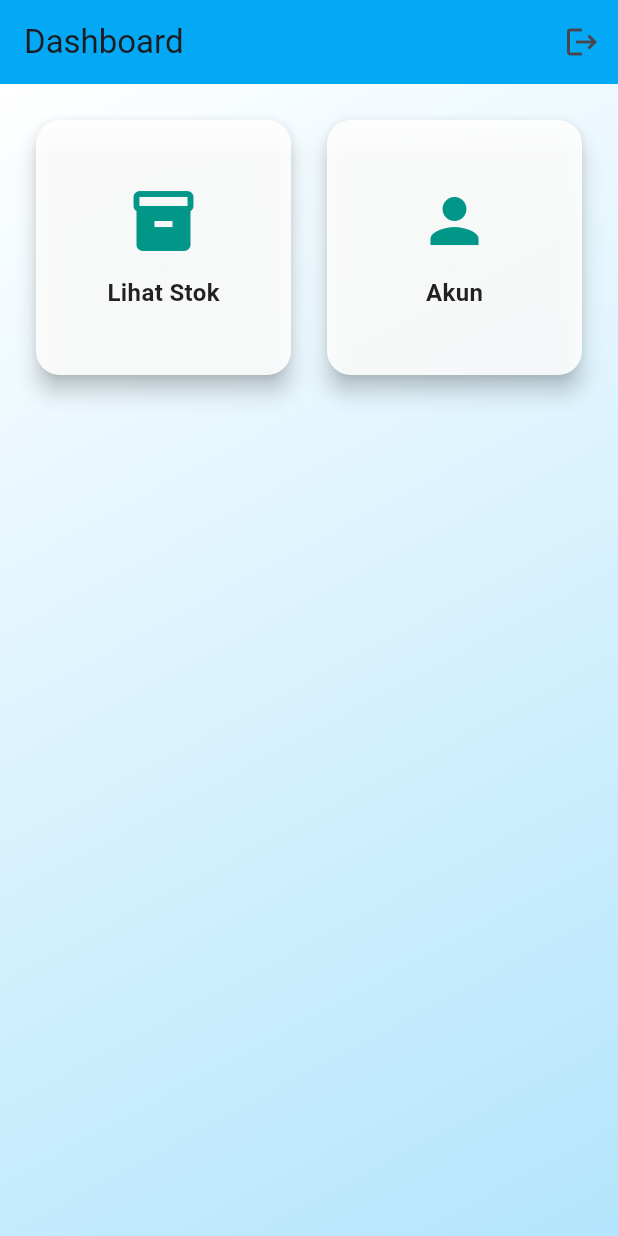
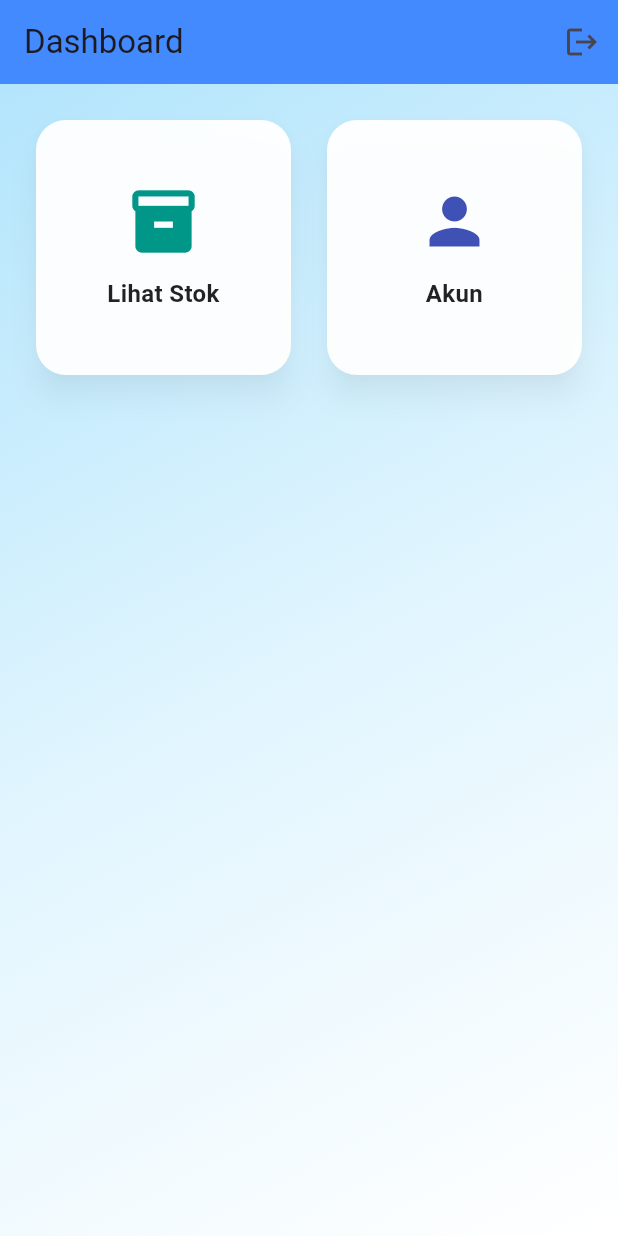
Before and after one commit to Slevinnn7/manajemen-stok-barang, a Flutter app: the DashboardScreen screen opened directly, on a phone screen of 412 x 824 dp. Run offline on Flutter 3.47's test engine with Material 3 defaults, Android fonts, the phone set to English and light mode, and no system bars; our stand-ins replace cloud_firestore, firebase_auth, firebase_core, shared_preferences; accounts and stored records are empty.

Commit message:
final 12

```diff
--- a/lib/screens/dashboard_screen.dart
+++ b/lib/screens/dashboard_screen.dart
@@ -52,7 +52,8 @@ class _DashboardScreenState extends State<DashboardScreen> {
     return Scaffold(
       appBar: AppBar(
         title: const Text('Dashboard'),
-        backgroundColor: const Color(0xFF03A9F4),
+        backgroundColor: Colors.blueAccent,
+        elevation: 0,
         actions: [
           IconButton(
             icon: const Icon(Icons.logout),
@@ -60,10 +61,12 @@ class _DashboardScreenState extends State<DashboardScreen> {
           )
         ],
       ),
+
+      // Background lebih menarik → gradient halus
       body: Container(
         decoration: const BoxDecoration(
           gradient: LinearGradient(
-            colors: [Color(0xFFFFFFFF), Color(0xFFB3E5FC)],
+            colors: [Color(0xFFB3E5FC), Color(0xFFE1F5FE), Colors.white],
             begin: Alignment.topLeft,
             end: Alignment.bottomRight,
           ),
@@ -81,36 +84,37 @@ class _DashboardScreenState extends State<DashboardScreen> {
                   'Input Barang',
                   Icons.add_box,
                   const InputBarangScreen(),
+                  Colors.deepPurpleAccent,
                 ),
-
               _buildMenuCard(
                 context,
                 'Lihat Stok',
                 Icons.inventory,
                 const StokBarangScreen(),
+                Colors.teal,
               ),
-
               if (isAdmin || isKepalaGudang)
                 _buildMenuCard(
                   context,
                   'Riwayat',
                   Icons.history,
                   const RiwayatScreen(),
+                  Colors.orangeAccent,
                 ),
-
               _buildMenuCard(
                 context,
                 'Akun',
                 Icons.person,
                 const AkunScreen(),
+                Colors.indigo,
               ),
-
               if (isAdmin || isKepalaGudang)
                 _buildMenuCard(
                   context,
                   'Tambah Barang Baru',
                   Icons.add_circle,
                   const TambahBarangScreen(),
+                  Colors.green,
                 ),
               if (isAdmin || isKepalaGudang)
                 _buildMenuCard(
@@ -118,6 +122,7 @@ class _DashboardScreenState extends State<DashboardScreen> {
                   'Tambah Plat Mobil',
                   Icons.directions_car,
                   const TambahPlatScreen(),
+                  Colors.redAccent,
                 ),
             ],
           ),
@@ -127,11 +132,17 @@ class _DashboardScreenState extends State<DashboardScreen> {
   }
 
   Widget _buildMenuCard(
-      BuildContext context, String title, IconData icon, Widget screen) {
+      BuildContext context,
+      String title,
+      IconData icon,
+      Widget screen,
+      Color iconColor,
+      ) {
     return Card(
-      elevation: 6,
-      color: Colors.white.withOpacity(0.9),
-      shape: RoundedRectangleBorder(borderRadius: BorderRadius.circular(16)),
+      elevation: 8,
+      color: Colors.white.withOpacity(0.95),
+      shape: RoundedRectangleBorder(borderRadius: BorderRadius.circular(20)),
+      shadowColor: Colors.black26,
       child: InkWell(
         onTap: () {
           Navigator.push(
@@ -139,15 +150,15 @@ class _DashboardScreenState extends State<DashboardScreen> {
             MaterialPageRoute(builder: (context) => screen),
           );
         },
-        borderRadius: BorderRadius.circular(16),
-        child: Center(
+        borderRadius: BorderRadius.circular(20),
         child: Column(
           mainAxisAlignment: MainAxisAlignment.center,
           children: [
-              Icon(icon, size: 48, color: Colors.teal),
+            Icon(icon, size: 50, color: iconColor),
             const SizedBox(height: 12),
             Text(
               title,
+              textAlign: TextAlign.center,
               style: const TextStyle(
                 fontSize: 16,
                 fontWeight: FontWeight.w600,
@@ -157,7 +168,6 @@ class _DashboardScreenState extends State<DashboardScreen> {
           ],
         ),
       ),
-      ),
     );
   }
 }
```
Also changed, not shown: 1 other file. Lines whose indentation alone changed are shown as unchanged.
